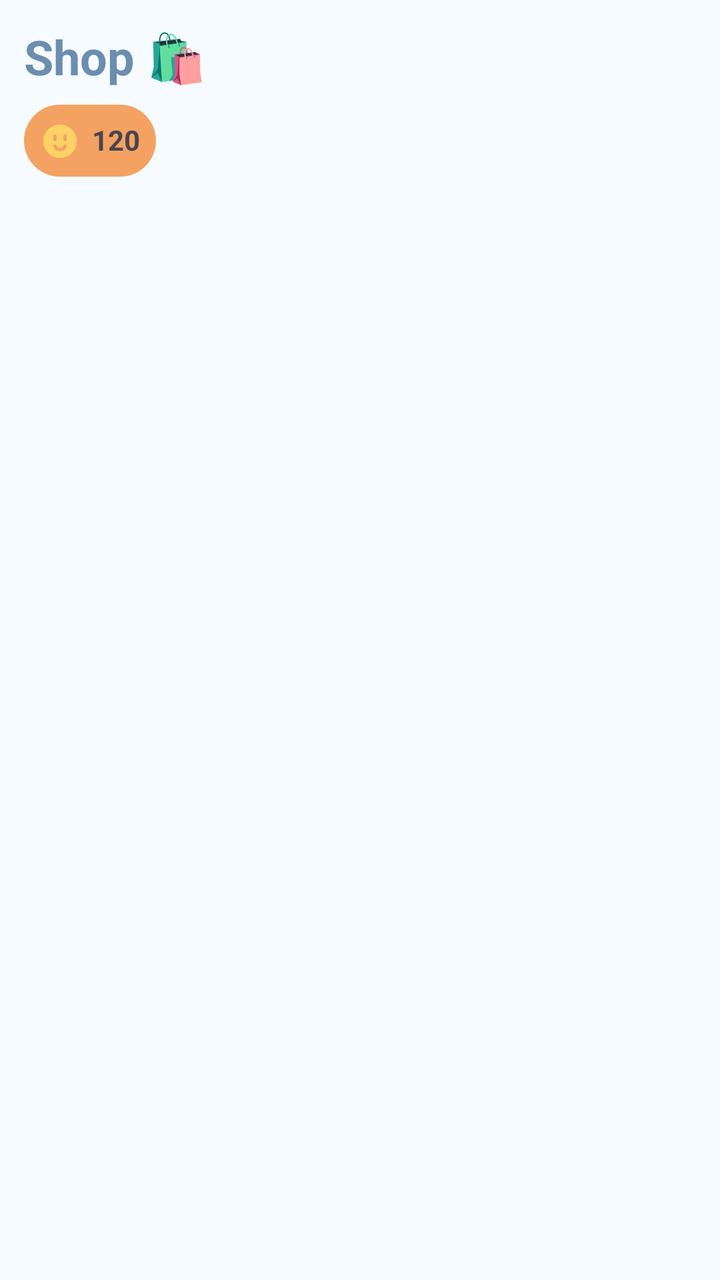
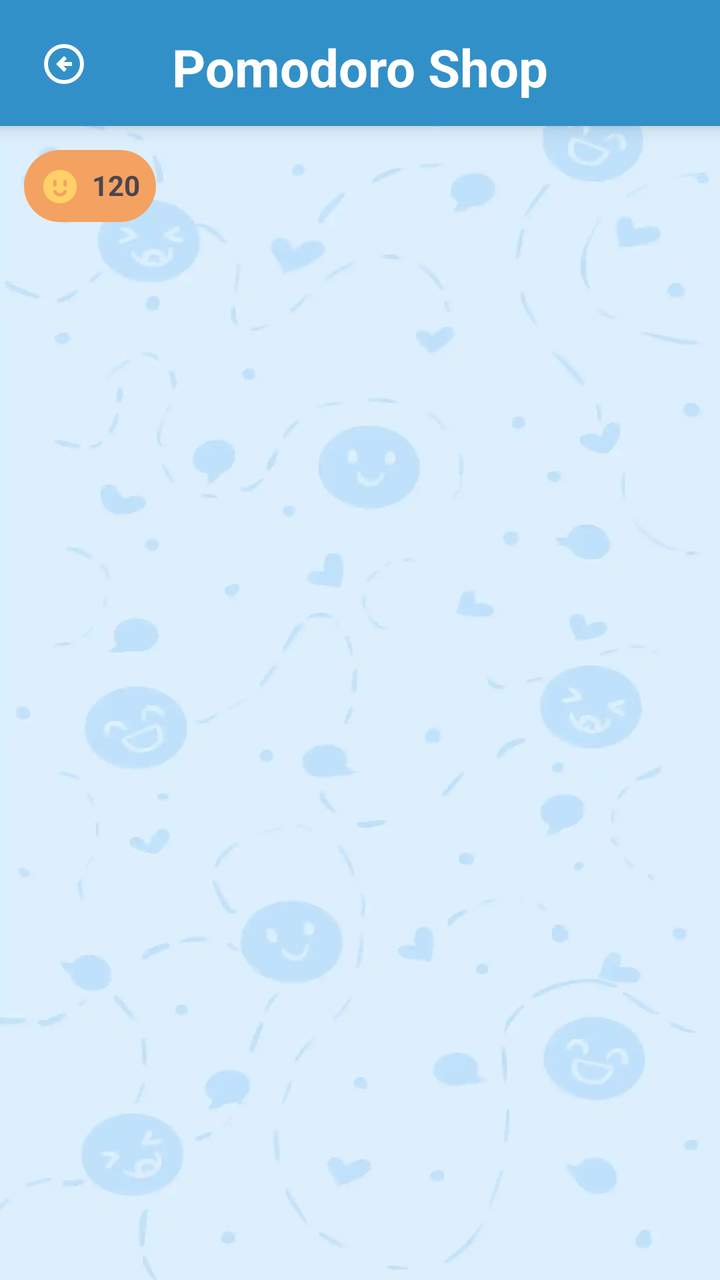

Compare the two renders of this Android layout. The source of the first and the diff that turns it into the second are given below.
<!-- AndroidManifest.xml: application theme Theme.BetweenUs -->
<!-- res/layout/activity_shop.xml -->
<?xml version="1.0" encoding="utf-8"?>
<LinearLayout
    xmlns:android="http://schemas.android.com/apk/res/android"
    xmlns:app="http://schemas.android.com/apk/res-auto"
    android:layout_width="match_parent"
    android:layout_height="match_parent"
    android:orientation="vertical"
    android:background="#F6FBFF"
    android:padding="12dp">

    
    <TextView
        android:id="@+id/tvShopTitle"
        android:layout_width="wrap_content"
        android:layout_height="wrap_content"
        android:text="Shop 🛍️"
        android:textSize="24sp"
        android:textStyle="bold"
        android:textColor="#6B8EAF"
        android:layout_marginBottom="8dp" />

    
    <LinearLayout
        android:layout_width="wrap_content"
        android:layout_height="wrap_content"
        android:orientation="horizontal"
        android:background="@drawable/image_round"
        android:backgroundTint="#F4A261"
        android:padding="8dp"
        android:layout_marginBottom="10dp">

        <ImageView
            android:layout_width="20dp"
            android:layout_height="20dp"
            android:src="@drawable/study_coin"
            app:tint="#FFD166" />

        <TextView
            android:layout_width="wrap_content"
            android:layout_height="wrap_content"
            android:id="@+id/tvCoins"
            android:text="120"
            android:textStyle="bold"
            android:layout_marginStart="6dp"/>
    </LinearLayout>

    
    <androidx.recyclerview.widget.RecyclerView
        android:id="@+id/recyclerShop"
        android:layout_width="match_parent"
        android:layout_height="match_parent"/>

</LinearLayout>
<!-- resources referenced by this layout -->
<resources>
  <!-- drawable image_round (drawable) -->
  <?xml version="1.0" encoding="utf-8"?>
  <shape xmlns:android="http://schemas.android.com/apk/res/android">
      <corners android:radius="18dp"/>
  </shape>
  <!-- drawable study_coin (drawable) -->
  <vector xmlns:android="http://schemas.android.com/apk/res/android"
      android:width="800dp"
      android:height="800dp"
      android:viewportWidth="24"
      android:viewportHeight="24">
    <path
        android:pathData="M12,22.358c-5.523,0 -10,-4.477 -10,-10s4.477,-10 10,-10 10,4.477 10,10 -4.477,10 -10,10zM8.08,15.752a4.264,4.264 0,0 0,7.84 0,1 1,0 1,0 -1.84,-0.788 2.264,2.264 0,0 1,-4.16 0,1 1,0 1,0 -1.84,0.788zM9,8.358a1,1 0,0 0,-1 1v2a1,1 0,1 0,2 0v-2a1,1 0,0 0,-1 -1zM15,8.358a1,1 0,0 0,-1 1v2a1,1 0,0 0,2 0v-2a1,1 0,0 0,-1 -1z"
        android:fillColor="#000000"/>
  </vector>
  <style name="Theme.BetweenUs" parent="Theme.MaterialComponents.DayNight.NoActionBar">
          
          <item name="colorPrimary">@color/purple_500</item>
          <item name="colorPrimaryVariant">@color/purple_700</item>
          <item name="colorOnPrimary">@color/white</item>
          
          <item name="colorSecondary">@color/teal_200</item>
          <item name="colorSecondaryVariant">@color/teal_700</item>
          <item name="colorOnSecondary">@color/black</item>
          
          <item name="android:statusBarColor">?attr/colorPrimaryVariant</item>
          
      </style>
  <color name="purple_500">#FF6200EE</color>
  <color name="purple_700">#FF3700B3</color>
  <color name="white">#FFFFFFFF</color>
  <color name="teal_200">#FF03DAC5</color>
  <color name="teal_700">#FF018786</color>
  <color name="black">#FF000000</color>
</resources>

<!-- the commit's change to res/layout/activity_shop.xml (unified diff, before → after) -->
@@ -1,24 +1,50 @@
 <?xml version="1.0" encoding="utf-8"?>
-<LinearLayout
+<androidx.constraintlayout.widget.ConstraintLayout
     xmlns:android="http://schemas.android.com/apk/res/android"
     xmlns:app="http://schemas.android.com/apk/res-auto"
     android:layout_width="match_parent"
     android:layout_height="match_parent"
-    android:orientation="vertical"
-    android:background="#F6FBFF"
-    android:padding="12dp">
+    android:background="@drawable/bg">
 
-    
     <TextView
         android:id="@+id/tvShopTitle"
-        android:layout_width="wrap_content"
+        android:layout_width="match_parent"
         android:layout_height="wrap_content"
-        android:text="Shop 🛍️"
-        android:textSize="24sp"
+        android:background="#3290c8"
+        android:elevation="6dp"
+        android:gravity="center"
+        android:paddingTop="16dp"
+        android:paddingBottom="12dp"
+        android:layout_marginBottom="10dp"
+        android:text="Pomodoro Shop"
+        android:textColor="@color/white"
+        android:textSize="26sp"
         android:textStyle="bold"
-        android:textColor="#6B8EAF"
-        android:layout_marginBottom="8dp" />
+        app:layout_constraintEnd_toEndOf="parent"
+        app:layout_constraintStart_toStartOf="parent"
+        app:layout_constraintTop_toTopOf="parent" />
 
+    <ImageButton
+        android:id="@+id/btn_back"
+        android:layout_width="40dp"
+        android:layout_height="40dp"
+        android:layout_margin="12dp"
+        android:elevation="7dp"
+        android:background="@android:color/transparent"
+        android:src="@drawable/back_arrow"
+        app:layout_constraintStart_toStartOf="parent"
+        app:layout_constraintTop_toTopOf="parent"
+        app:tint="@color/white" />
+
+<LinearLayout
+    android:layout_width="match_parent"
+    android:layout_height="0dp"
+    android:orientation="vertical"
+    android:padding="12dp"
+    app:layout_constraintTop_toBottomOf="@id/tvShopTitle"
+    app:layout_constraintStart_toStartOf="parent"
+  app:layout_constraintBottom_toBottomOf="parent"
+    >
     
     <LinearLayout
         android:layout_width="wrap_content"
@@ -51,3 +77,5 @@
         android:layout_height="match_parent"/>
 
 </LinearLayout>
+
+</androidx.constraintlayout.widget.ConstraintLayout>
<!-- resource entries referenced after the edit -->
@@ -31,6 +31,17 @@
   <color name="purple_500">#FF6200EE</color>
   <color name="purple_700">#FF3700B3</color>
   <color name="white">#FFFFFFFF</color>
+  <!-- drawable back_arrow (drawable) -->
+  <vector xmlns:android="http://schemas.android.com/apk/res/android"
+      android:width="24dp"
+      android:height="24dp"
+      android:viewportWidth="960"
+      android:viewportHeight="960">
+    <path
+        android:pathData="m480,640 l56,-56 -64,-64h168v-80L472,440l64,-64 -56,-56 -160,160 160,160ZM480,880q-83,0 -156,-31.5T197,763q-54,-54 -85.5,-127T80,480q0,-83 31.5,-156T197,197q54,-54 127,-85.5T480,80q83,0 156,31.5T763,197q54,54 85.5,127T880,480q0,83 -31.5,156T763,763q-54,54 -127,85.5T480,880ZM480,800q134,0 227,-93t93,-227q0,-134 -93,-227t-227,-93q-134,0 -227,93t-93,227q0,134 93,227t227,93ZM480,480Z"
+        android:fillColor="#e3e3e3"/>
+  </vector>
+  <!-- drawable bg: webp bitmap (drawable, 16506 bytes) -->
   <color name="teal_200">#FF03DAC5</color>
   <color name="teal_700">#FF018786</color>
   <color name="black">#FF000000</color>
